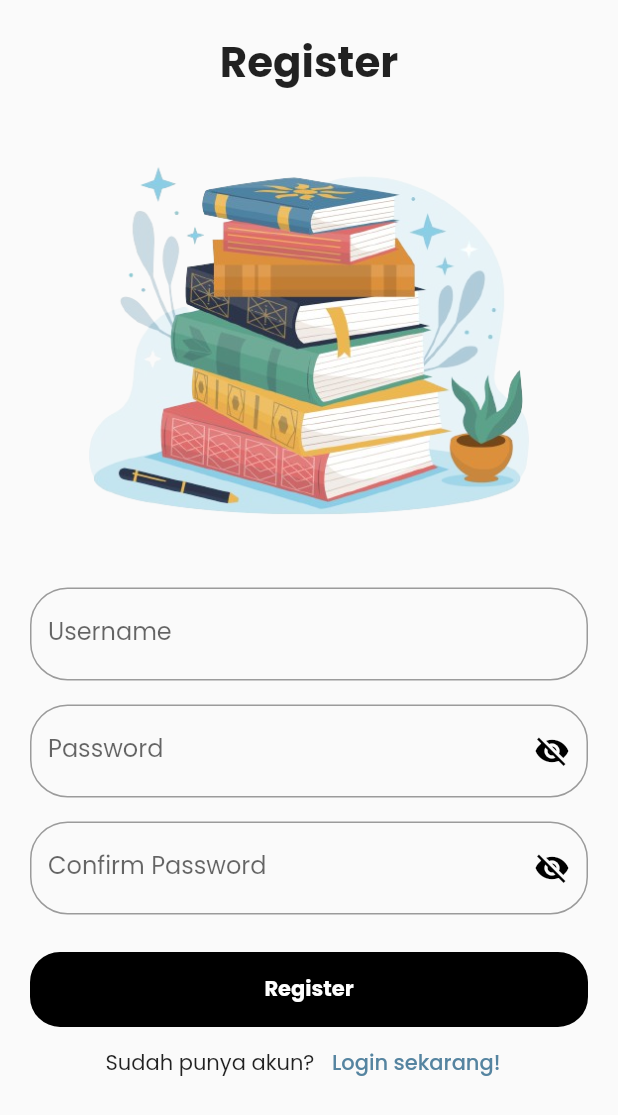
After one commit to yps-a04/ulasbuku_mobile, a Flutter app: the screen it shows after launch, after a tap on "Daftar sekarang!", on a phone screen of 412 x 824 dp. The commit adds this screen. Shown: the top 1115 px of the screen. Run offline on Flutter 3.47's test engine with Material 2 defaults, Android fonts, the phone set to English and light mode, and no system bars; our stand-ins replace google_fonts, unicons.

Commit message:
init front end login-register

```diff
--- a/lib/app.dart
+++ b/lib/app.dart
@@ -2,6 +2,7 @@ import 'package:flutter/material.dart';
 import 'package:flutter/src/widgets/framework.dart';
 import 'package:flutter/src/widgets/placeholder.dart';
 import 'package:google_fonts/google_fonts.dart';
+import 'package:ulas_buku_mobile/features/authentication/presentation/login/login_page.dart';
 import 'features/home/presentation/home_page.dart';
 
 class App extends StatelessWidget {
@@ -14,7 +15,7 @@ class App extends StatelessWidget {
       theme: ThemeData(
         textTheme: GoogleFonts.poppinsTextTheme(Theme.of(context).textTheme),
       ),
-      home: HomePage(),
+      home: LoginPage(),
     );
   }
 }
--- a/lib/core/widgets/ub_button.dart
+++ b/lib/core/widgets/ub_button.dart
@@ -8,6 +8,7 @@ class UBButton extends StatelessWidget {
     required this.text,
     required this.primaryColor,
     required this.secondaryColor,
+    this.alignment,
     this.icon,
   });
 
@@ -17,6 +18,7 @@ class UBButton extends StatelessWidget {
   final IconData? icon;
   final Color primaryColor;
   final Color secondaryColor;
+  final MainAxisAlignment? alignment;
 
   @override
   Widget build(BuildContext context) {
@@ -30,7 +32,8 @@ class UBButton extends StatelessWidget {
       child: Padding(
         padding: const EdgeInsets.symmetric(horizontal: 20.0),
         child: Row(
-          mainAxisAlignment: MainAxisAlignment.spaceBetween,
+          mainAxisAlignment:
+              alignment == null ? MainAxisAlignment.spaceBetween : alignment!,
           children: [
             Text(
               text,
--- /dev/null
+++ b/lib/features/authentication/presentation/login/login_page.dart
@@ -0,0 +1,124 @@
+import 'package:flutter/material.dart';
+import 'package:ulas_buku_mobile/core/widgets/ub_button.dart';
+import 'package:ulas_buku_mobile/features/authentication/presentation/register/register_page.dart';
+
+class LoginPage extends StatefulWidget {
+  const LoginPage({super.key});
+
+  @override
+  State<LoginPage> createState() => _LoginPageState();
+}
+
+class _LoginPageState extends State<LoginPage> {
+  bool isObsecure = true;
+  final TextEditingController _usernameController = TextEditingController();
+  final TextEditingController _passwordController = TextEditingController();
+
+  @override
+  Widget build(BuildContext context) {
+    double height = MediaQuery.of(context).size.height;
+    double width = MediaQuery.of(context).size.width;
+
+    return Scaffold(
+      body: SafeArea(
+        child: SingleChildScrollView(
+          child: Center(
+            child: Padding(
+              padding: const EdgeInsets.all(20.0),
+              child: Column(
+                children: [
+                  Text(
+                    "Login",
+                    style: TextStyle(fontSize: 28, fontWeight: FontWeight.bold),
+                  ),
+                  Container(
+                    height: height * 0.4,
+                    child: Image.asset(
+                      'assets/img/book.png',
+                      fit: BoxFit.cover,
+                    ),
+                  ),
+                  TextField(
+                    controller: _usernameController,
+                    decoration: InputDecoration(
+                      labelText: "Username",
+                      border: OutlineInputBorder(
+                        borderSide: const BorderSide(width: 1),
+                        borderRadius: BorderRadius.circular(25),
+                      ),
+                      focusedBorder: OutlineInputBorder(
+                        borderSide:
+                            const BorderSide(color: Colors.black, width: 1),
+                        borderRadius: BorderRadius.circular(25),
+                      ),
+                    ),
+                  ),
+                  SizedBox(
+                    height: 16,
+                  ),
+                  TextField(
+                    controller: _passwordController,
+                    obscureText: isObsecure,
+                    decoration: InputDecoration(
+                        labelText: "Password",
+                        border: OutlineInputBorder(
+                          borderSide: const BorderSide(width: 1),
+                          borderRadius: BorderRadius.circular(25),
+                        ),
+                        focusedBorder: OutlineInputBorder(
+                          borderSide:
+                              const BorderSide(color: Colors.black, width: 1),
+                          borderRadius: BorderRadius.circular(25),
+                        ),
+                        suffixIcon: IconButton(
+                          icon: Icon(
+                            isObsecure
+                                ? Icons.visibility_off
+                                : Icons.visibility,
+                            color: Colors.black,
+                          ),
+                          onPressed: () {
+                            setState(() {
+                              isObsecure = !isObsecure;
+                            });
+                          },
+                        )),
+                  ),
+                  SizedBox(
+                    height: 25,
+                  ),
+                  UBButton(
+                    height: 50,
+                    width: width,
+                    text: "Login",
+                    primaryColor: Colors.black,
+                    secondaryColor: Colors.white,
+                    alignment: MainAxisAlignment.center,
+                  ),
+                  Row(
+                    mainAxisAlignment: MainAxisAlignment.center,
+                    children: [
+                      Text("Belum punya akun? "),
+                      TextButton(
+                          onPressed: () {
+                            Navigator.of(context).push(
+                              MaterialPageRoute(
+                                builder: (context) => RegisterPage(),
+                              ),
+                            );
+                          },
+                          child: Text(
+                            "Daftar sekarang!",
+                            style: TextStyle(color: Color(0xFF5584a0)),
+                          )),
+                    ],
+                  )
+                ],
+              ),
+            ),
+          ),
+        ),
+      ),
+    );
+  }
+}
--- /dev/null
+++ b/lib/features/authentication/presentation/register/register_page.dart
@@ -0,0 +1,153 @@
+import 'package:flutter/material.dart';
+import 'package:ulas_buku_mobile/core/widgets/ub_button.dart';
+import 'package:ulas_buku_mobile/features/authentication/presentation/login/login_page.dart';
+
+class RegisterPage extends StatefulWidget {
+  const RegisterPage({super.key});
+
+  @override
+  State<RegisterPage> createState() => _RegisterPageState();
+}
+
+class _RegisterPageState extends State<RegisterPage> {
+  bool isObsecure = true;
+  final TextEditingController _usernameController = TextEditingController();
+  final TextEditingController _passwordController = TextEditingController();
+
+  @override
+  Widget build(BuildContext context) {
+    double height = MediaQuery.of(context).size.height;
+    double width = MediaQuery.of(context).size.width;
+
+    return Scaffold(
+      body: SafeArea(
+        child: SingleChildScrollView(
+          child: Center(
+            child: Padding(
+              padding: const EdgeInsets.all(20.0),
+              child: Column(
+                children: [
+                  Text(
+                    "Register",
+                    style: TextStyle(fontSize: 28, fontWeight: FontWeight.bold),
+                  ),
+                  Container(
+                    height: height * 0.4,
+                    child: Image.asset(
+                      'assets/img/book.png',
+                      fit: BoxFit.cover,
+                    ),
+                  ),
+                  TextField(
+                    controller: _usernameController,
+                    decoration: InputDecoration(
+                      labelText: "Username",
+                      border: OutlineInputBorder(
+                        borderSide: const BorderSide(width: 1),
+                        borderRadius: BorderRadius.circular(25),
+                      ),
+                      focusedBorder: OutlineInputBorder(
+                        borderSide:
+                            const BorderSide(color: Colors.black, width: 1),
+                        borderRadius: BorderRadius.circular(25),
+                      ),
+                    ),
+                  ),
+                  SizedBox(
+                    height: 16,
+                  ),
+                  TextField(
+                    controller: _passwordController,
+                    obscureText: isObsecure,
+                    decoration: InputDecoration(
+                        labelText: "Password",
+                        border: OutlineInputBorder(
+                          borderSide: const BorderSide(width: 1),
+                          borderRadius: BorderRadius.circular(25),
+                        ),
+                        focusedBorder: OutlineInputBorder(
+                          borderSide:
+                              const BorderSide(color: Colors.black, width: 1),
+                          borderRadius: BorderRadius.circular(25),
+                        ),
+                        suffixIcon: IconButton(
+                          icon: Icon(
+                            isObsecure
+                                ? Icons.visibility_off
+                                : Icons.visibility,
+                            color: Colors.black,
+                          ),
+                          onPressed: () {
+                            setState(() {
+                              isObsecure = !isObsecure;
+                            });
+                          },
+                        )),
+                  ),
+                  SizedBox(
+                    height: 16,
+                  ),
+                  TextField(
+                    controller: _passwordController,
+                    obscureText: isObsecure,
+                    decoration: InputDecoration(
+                        labelText: "Confirm Password",
+                        border: OutlineInputBorder(
+                          borderSide: const BorderSide(width: 1),
+                          borderRadius: BorderRadius.circular(25),
+                        ),
+                        focusedBorder: OutlineInputBorder(
+                          borderSide:
+                              const BorderSide(color: Colors.black, width: 1),
+                          borderRadius: BorderRadius.circular(25),
+                        ),
+                        suffixIcon: IconButton(
+                          icon: Icon(
+                            isObsecure
+                                ? Icons.visibility_off
+                                : Icons.visibility,
+                            color: Colors.black,
+                          ),
+                          onPressed: () {
+                            setState(() {
+                              isObsecure = !isObsecure;
+                            });
+                          },
+                        )),
+                  ),
+                  SizedBox(
+                    height: 25,
+                  ),
+                  UBButton(
+                    height: 50,
+                    width: width,
+                    text: "Register",
+                    primaryColor: Colors.black,
+                    secondaryColor: Colors.white,
+                    alignment: MainAxisAlignment.center,
+                  ),
+                  Row(
+                    mainAxisAlignment: MainAxisAlignment.center,
+                    children: [
+                      Text("Sudah punya akun? "),
+                      TextButton(
+                          onPressed: () {
+                            Navigator.of(context).push(MaterialPageRoute(
+                              builder: (context) => LoginPage(),
+                            ));
+                          },
+                          child: Text(
+                            "Login sekarang!",
+                            style: TextStyle(color: Color(0xFF5584a0)),
+                          )),
+                    ],
+                  )
+                ],
+              ),
+            ),
+          ),
+        ),
+      ),
+    );
+  }
+}
--- a/lib/features/home/presentation/home_page.dart
+++ b/lib/features/home/presentation/home_page.dart
@@ -50,7 +50,7 @@ class _HomePageState extends State<HomePage> {
                 // Background
                 child: Center(
                   child: Row(
-                    mainAxisAlignment: MainAxisAlignment.start,
+                    mainAxisAlignment: MainAxisAlignment.spaceBetween,
                     children: [
                       IconButton(
                         icon: const Icon(
@@ -61,9 +61,6 @@ class _HomePageState extends State<HomePage> {
                           scaffoldKey.currentState!.openDrawer();
                         }),
                       ),
-                      SizedBox(
-                        width: width * 0.225,
-                      ),
                       const Text(
                         "Ulas Buku",
                         style: TextStyle(
@@ -71,6 +68,13 @@ class _HomePageState extends State<HomePage> {
                             fontWeight: FontWeight.w600,
                             color: Colors.black),
                       ),
+                      IconButton(
+                        onPressed: () {},
+                        icon: Icon(
+                          Icons.logout,
+                          color: Colors.black,
+                        ),
+                      )
                     ],
                   ),
                 ),
```
Also changed, not shown: assets/img/book.png (added).
